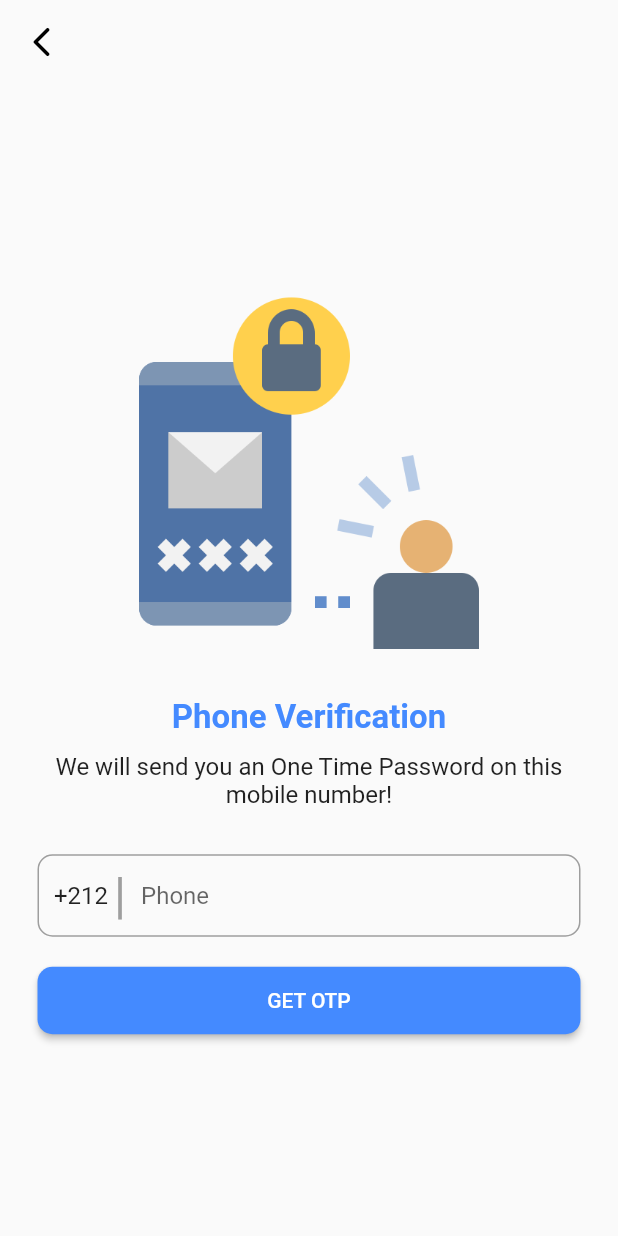
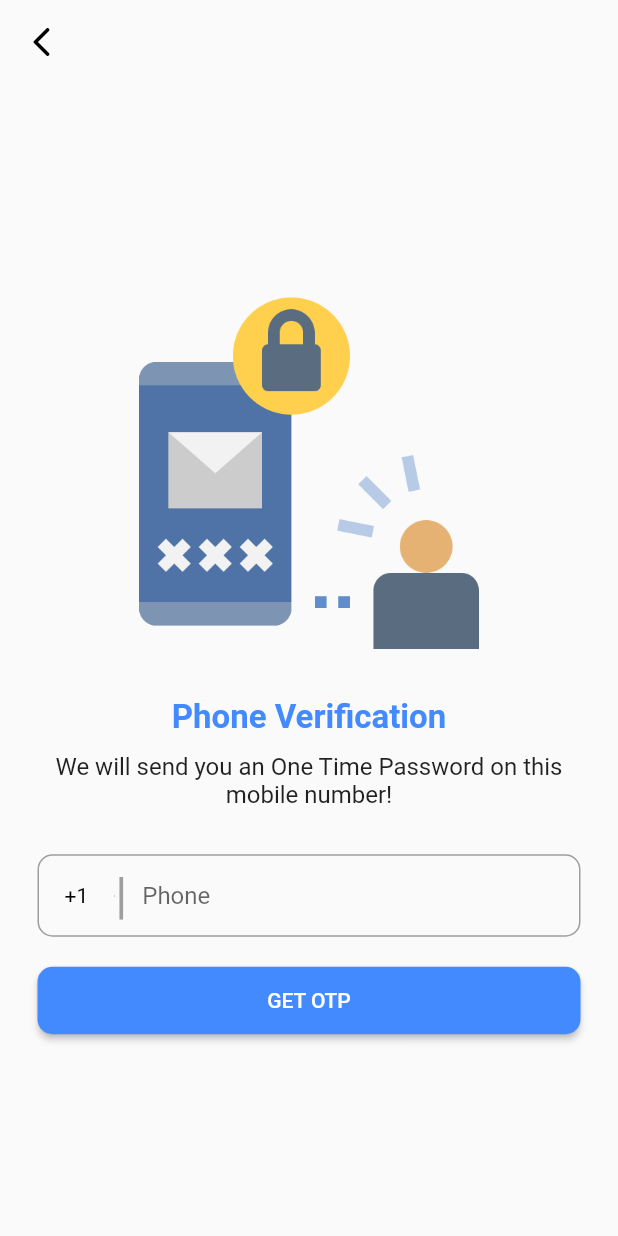
Before and after one commit to NanaaOsakii/verification_otp, a Flutter app: the screen it shows after launch, on a phone screen of 412 x 824 dp. Run offline on Flutter 3.47's test engine with Material 2 defaults, Android fonts, the light colour scheme and no system bars; our stand-ins replace animated_text_kit, firebase_auth, firebase_core, geocoding, geolocator, pinput; missing offline and left inert: fl_country_code_picker; accounts and stored records are empty.

Commit message:
new file added

```diff
--- a/lib/phone.dart
+++ b/lib/phone.dart
@@ -1,5 +1,6 @@
 import 'package:flutter/material.dart';
 import 'package:firebase_auth/firebase_auth.dart';
+import 'package:fl_country_code_picker/fl_country_code_picker.dart';
 
 class MyPhone extends StatefulWidget {
   const MyPhone({Key? key}) : super(key: key);
@@ -12,13 +13,15 @@ class MyPhone extends StatefulWidget {
 class _MyPhoneState extends State<MyPhone> {
   TextEditingController countrycode = TextEditingController();
   var phone="";
+  final countryPicker = const FlCountryCodePicker();
+  CountryCode? countryCode;
 
-  @override
   void initState() {
     // TODO: implement initState
     countrycode.text = "+212";
     super.initState();
   }
+
   @override
   Widget build(BuildContext context) {
     return MaterialApp(
@@ -86,11 +89,25 @@ class _MyPhoneState extends State<MyPhone> {
                   child: Row(
                     mainAxisAlignment: MainAxisAlignment.center,
                     children: [
+                      GestureDetector(
+                        onTap: () async {
+                          final code = await countryPicker.showPicker(context: context);
+                          setState(() {
+                            countryCode=code;
+                          });
+                        },
+                        child: Container(
+                          padding: const EdgeInsets.symmetric(
+                              horizontal: 2, vertical: 2),
+                          margin: const EdgeInsets.symmetric(horizontal: 15),
+
+                          child: Text(countryCode?.dialCode ?? "+1",
+                              style: const TextStyle(color: Colors.black)),
+                        ),
+                      ),
+
                       SizedBox(
-                        width: 10,
-                      ),
-                      SizedBox(
-                        width: 40,
+                        width: 1,
                         child: TextField(
                           controller: countrycode,
                           keyboardType: TextInputType.number,
@@ -103,6 +120,7 @@ class _MyPhoneState extends State<MyPhone> {
                         "|",
                         style: TextStyle(fontSize: 33, color: Colors.grey),
                       ),
+
                       SizedBox(
                         width: 10,
                       ),
@@ -118,6 +136,7 @@ class _MyPhoneState extends State<MyPhone> {
                             ),
                           ))
                     ],
+
                   ),
                 ),
                 SizedBox(
--- a/lib/verify.dart
+++ b/lib/verify.dart
@@ -154,7 +154,7 @@ class _MyVerifyState extends State<MyVerify> {
                     onPressed: () {
                       Navigator.pushNamedAndRemoveUntil(
                         context,
-                        'verify',
+                        'location',
                             (route) => false,
                       );
                     },
--- a/pubspec.yaml
+++ b/pubspec.yaml
@@ -40,6 +40,7 @@ dependencies:
   firebase_core: ^2.4.1
   firebase_auth: ^4.2.5
   animated_text_kit: ^4.2.2
+  fl_country_code_picker: ^0.0.4
 
 
 dev_dependencies:
```
Also changed, not shown: lib/succes.dart (+1 -25 lines), pubspec.lock.
